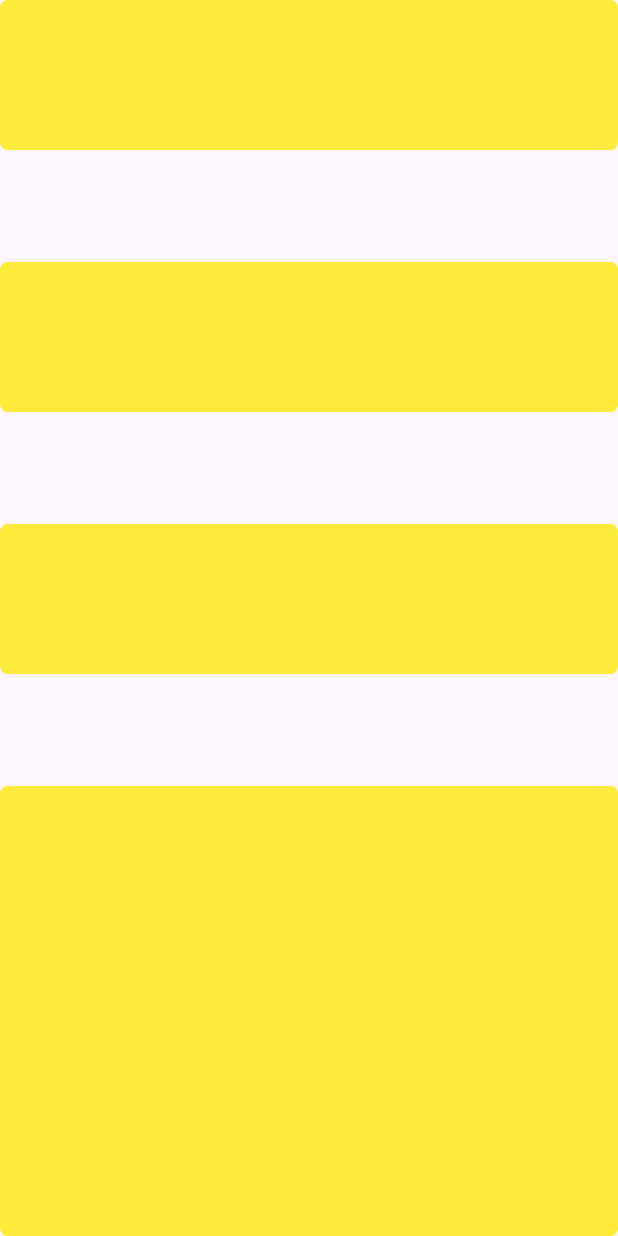
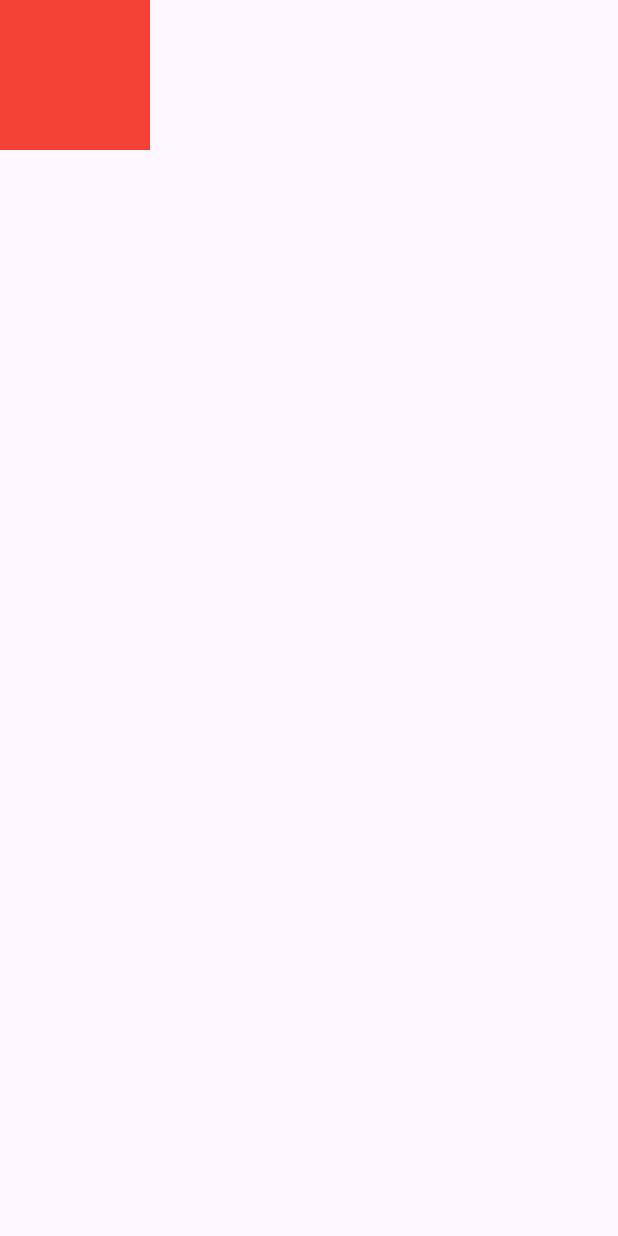
Before and after one commit to hasithamanohara/auth_flutter, a Flutter app: the screen it shows after launch, on a phone screen of 412 x 824 dp. Run offline on Flutter 3.47's test engine with Material 3 defaults, Android fonts, the phone set to English and light mode, and no system bars.

Commit message:
layout_col

```diff
--- a/lib/main.dart
+++ b/lib/main.dart
@@ -12,42 +12,10 @@ class MyApp extends StatelessWidget {
     return MaterialApp(
       debugShowCheckedModeBanner: false,
       home: Scaffold(
-        body: SafeArea(
-          child: Column(
-            mainAxisAlignment: MainAxisAlignment.spaceBetween,
-            children: [
-              Container(
-                width: double.infinity,
-                height: 100,
-                decoration: BoxDecoration(
-                    color: Colors.yellow,
-                    borderRadius: BorderRadius.circular(5)),
-              ),
-              Container(
-                width: double.infinity,
-                height: 100,
-                decoration: BoxDecoration(
-                    color: Colors.yellow,
-                    borderRadius: BorderRadius.circular(5)),
-              ),
-              Container(
-                width: double.infinity,
-                height: 100,
-                decoration: BoxDecoration(
-                    color: Colors.yellow,
-                    borderRadius: BorderRadius.circular(5)),
-              ),
-              Container(
-                width: double.infinity,
-                height: 300,
-                decoration: BoxDecoration(
-                    color: Colors.yellow,
-                    borderRadius: BorderRadius.circular(5)),
-              )
-            ],
-          ),
+        body:Column(children: [
+          Container(height: 100,width: 100,color: Colors.red),
+        ],),
         ),
-      ),
-    );
+      );
   }
 }
```
